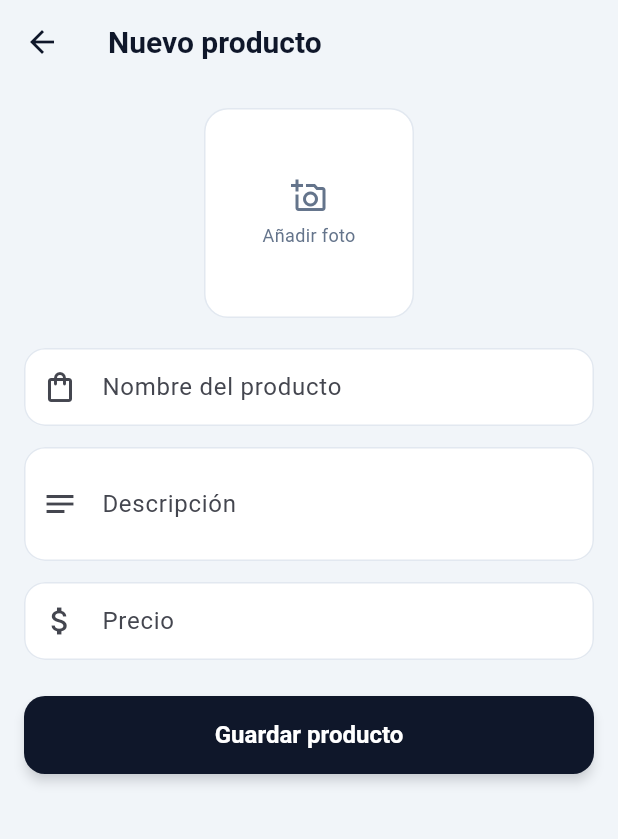
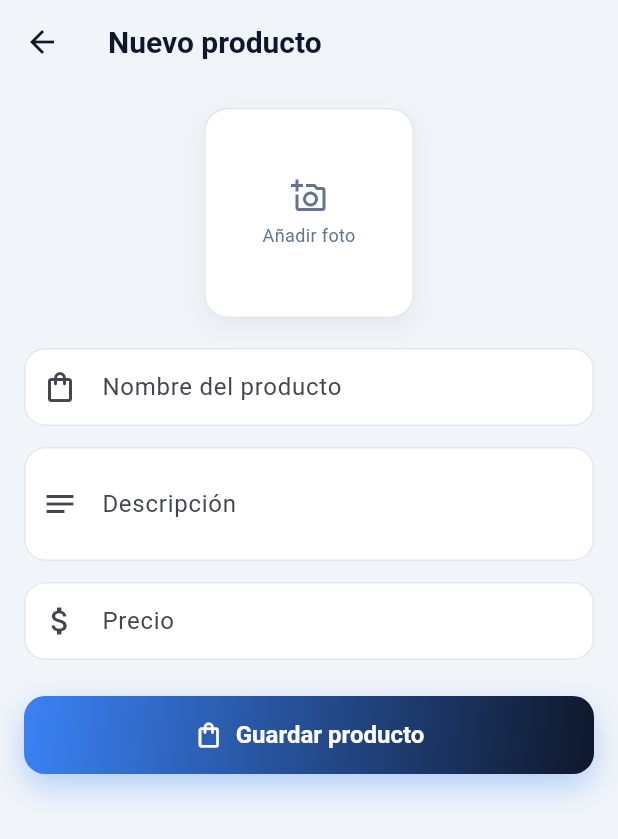
Before and after one commit to aldemarferreira347-creator/Barber_flutter, a Flutter app: the AddProductView screen opened directly with empty values, on a phone screen of 412 x 824 dp. Shown: the top 839 px of the screen. Run offline on Flutter 3.47's test engine with Material 3 defaults, Android fonts, the phone set to English and light mode, and no system bars; drawn by our look-alikes of flutter_animate; our stand-ins replace cloud_firestore, cloud_functions, firebase_auth, firebase_core, firebase_messaging, firebase_storage and 5 more; accounts and stored records are empty.

Commit message:
feat: animaciones premium en vistas de productos y servicios
Mismo pase de calidad visual sobre catálogos y formularios de productos
y servicios, reutilizando AppColors y los widgets premium ya existentes.

- Listas de productos/servicios: tarjetas con sombra, PressableScale y
  entrada escalonada (fadeIn/slideX), shimmer de carga.
- Formularios (nuevo producto/servicio): selector de foto con sombra,
  campos con entrada escalonada, GradientButton en el submit.
- Comprar producto: cantidad con transición animada, código de reclamo
  con sombra y entrada elástica.

Verificado con flutter analyze (sin issues nuevos) y flutter test
(58/58, sin regresiones).

Co-Authored-By: Claude Sonnet 5 <noreply@anthropic.com>

```diff
--- a/lib/views/product/add_product_view.dart
+++ b/lib/views/product/add_product_view.dart
@@ -1,12 +1,21 @@
 import 'dart:typed_data';
 
 import 'package:flutter/material.dart';
+import 'package:flutter_animate/flutter_animate.dart';
 import 'package:image_picker/image_picker.dart';
 import 'package:provider/provider.dart';
 
 import '../../models/product.dart';
 import '../../repositories/product_repository.dart';
 import '../../theme/app_colors.dart';
+import '../widgets/gradient_button.dart';
+
+Widget _entrance(Widget child, int index) {
+  return child
+      .animate(delay: (index * 60).ms)
+      .fadeIn(duration: 300.ms)
+      .slideY(begin: 0.08, end: 0, curve: Curves.easeOutCubic);
+}
 
 class AddProductView extends StatefulWidget {
   final String barbershopId;
@@ -96,6 +105,7 @@ class _AddProductViewState extends State<AddProductView> {
           key: _formKey,
           child: ListView(
             children: [
+              _entrance(
                 Center(
                   child: GestureDetector(
                     onTap: () => _showPhotoOptions(context),
@@ -112,6 +122,15 @@ class _AddProductViewState extends State<AddProductView> {
                                 fit: BoxFit.cover,
                               )
                             : null,
+                        boxShadow: [
+                          BoxShadow(
+                            color: AppColors.textPrimary.withValues(
+                              alpha: 0.06,
+                            ),
+                            blurRadius: 14,
+                            offset: const Offset(0, 6),
+                          ),
+                        ],
                       ),
                       child: _photoBytes == null
                           ? Column(
@@ -135,7 +154,10 @@ class _AddProductViewState extends State<AddProductView> {
                     ),
                   ),
                 ),
+                0,
+              ),
               const SizedBox(height: 20),
+              _entrance(
                 TextFormField(
                   controller: _nameController,
                   decoration: const InputDecoration(
@@ -146,7 +168,10 @@ class _AddProductViewState extends State<AddProductView> {
                       ? 'Requerido'
                       : null,
                 ),
+                1,
+              ),
               const SizedBox(height: 14),
+              _entrance(
                 TextFormField(
                   controller: _descriptionController,
                   maxLines: 2,
@@ -155,7 +180,10 @@ class _AddProductViewState extends State<AddProductView> {
                     prefixIcon: Icon(Icons.notes_outlined),
                   ),
                 ),
+                2,
+              ),
               const SizedBox(height: 14),
+              _entrance(
                 TextFormField(
                   controller: _priceController,
                   keyboardType: const TextInputType.numberWithOptions(
@@ -165,12 +193,16 @@ class _AddProductViewState extends State<AddProductView> {
                     labelText: 'Precio',
                     prefixIcon: Icon(Icons.attach_money),
                   ),
-                validator: (value) =>
-                    (double.tryParse(value ?? '') == null) ? 'Inválido' : null,
+                  validator: (value) => (double.tryParse(value ?? '') == null)
+                      ? 'Inválido'
+                      : null,
+                ),
+                3,
               ),
               const SizedBox(height: 24),
-              FilledButton(
+              GradientButton(
                 onPressed: _saving ? null : _submit,
+                icon: _saving ? null : Icons.shopping_bag_outlined,
                 child: _saving
                     ? const SizedBox(
                         height: 18,
```
Also changed, not shown: lib/views/product/buy_product_view.dart (+26 -7 lines), lib/views/product/claim_purchase_view.dart (+18 -3 lines), lib/views/product/manage_products_view.dart (+33 -9 lines), lib/views/service/add_service_view.dart (+34 -2 lines), lib/views/service/manage_services_view.dart (+20 -3 lines). Lines whose indentation alone changed are shown as unchanged.
